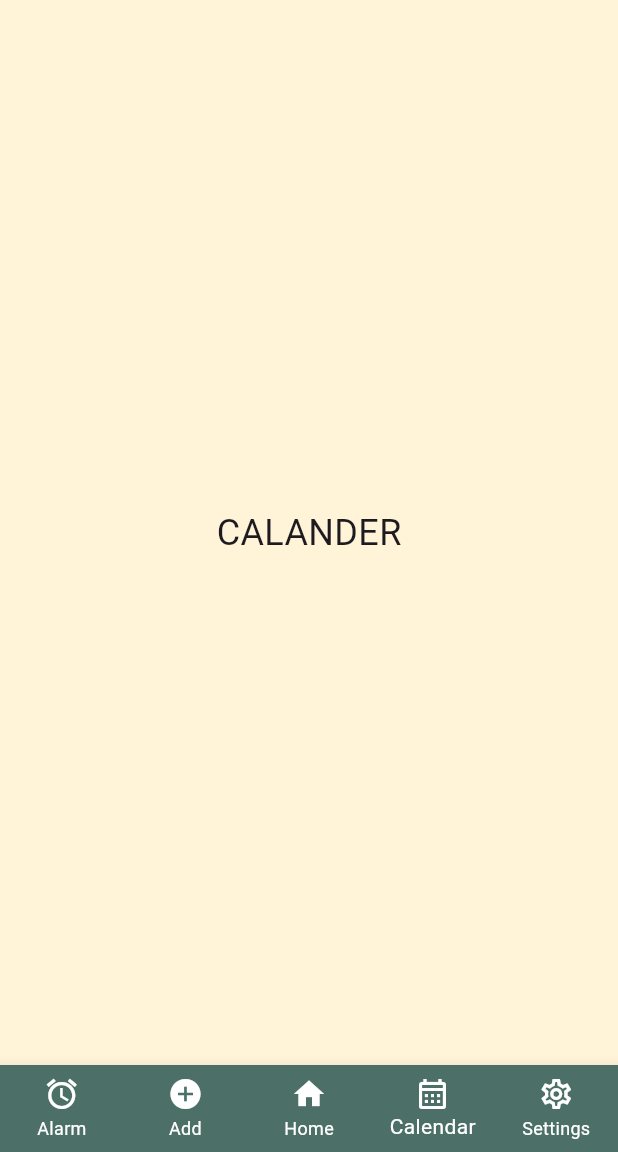
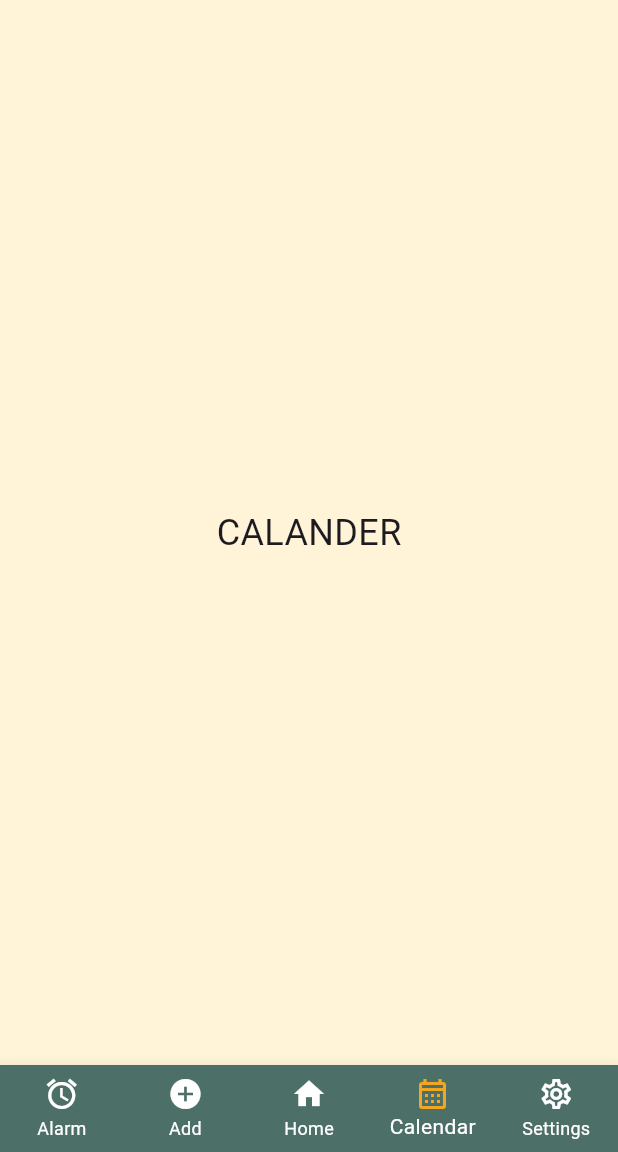
Before and after one commit to gluuabc/Neurodivergent-App-project, a Flutter app: the FourthRoute screen opened directly, on a phone screen of 412 x 824 dp, the part 84-1236 px from its top. Run offline on Flutter 3.47's test engine with Material 3 defaults, Android fonts, the phone set to English and light mode, and no system bars.

Commit message:
Update bar.dart

```diff
--- a/flutter_application_1/lib/bar.dart
+++ b/flutter_application_1/lib/bar.dart
@@ -17,31 +17,44 @@ class CustomBottomBar extends StatelessWidget {
       case 0:
         Navigator.pushReplacement(
           context,
-          MaterialPageRoute(builder: (context) => const FirstRoute(appTitle: 'Neurodivergent App', name:'Timer Track')),
+          MaterialPageRoute(
+            builder: (context) => const FirstRoute(
+              appTitle: 'Neurodivergent App',
+              name: 'Timer Track',
+            ),
+          ),
         );
         break;
       case 1:
         Navigator.pushReplacement(
           context,
-          MaterialPageRoute(builder: (context) => const SecondRoute(appTitle: 'Neurodivergent App')),
+          MaterialPageRoute(
+            builder: (context) => const SecondRoute(appTitle: 'Neurodivergent App'),
+          ),
         );
         break;
       case 2:
         Navigator.pushReplacement(
           context,
-          MaterialPageRoute(builder: (context) => const ThirdRoute(appTitle: 'Neurodivergent App')),
+          MaterialPageRoute(
+            builder: (context) => const ThirdRoute(appTitle: 'Neurodivergent App'),
+          ),
         );
         break;
       case 3:
         Navigator.pushReplacement(
           context,
-          MaterialPageRoute(builder: (context) => const FourthRoute(appTitle: 'Neurodivergent App')),
+          MaterialPageRoute(
+            builder: (context) => const FourthRoute(appTitle: 'Neurodivergent App'),
+          ),
         );
         break;
       case 4:
         Navigator.pushReplacement(
           context,
-          MaterialPageRoute(builder: (context) => const FifthRoute(appTitle: 'Neurodivergent App')),
+          MaterialPageRoute(
+            builder: (context) => const FifthRoute(appTitle: 'Neurodivergent App'),
+          ),
         );
         break;
     }
@@ -53,25 +66,40 @@ class CustomBottomBar extends StatelessWidget {
       type: BottomNavigationBarType.fixed,
       currentIndex: currentIndex,
       onTap: (index) => _onItemTapped(context, index),
-      items: const [
+      items: [
         BottomNavigationBarItem(
-          icon: Icon(Icons.alarm),
+          icon: Icon(
+            Icons.alarm,
+            color: currentIndex == 0 ? const Color.fromARGB(255, 243, 166, 33) : Colors.white,
+          ),
           label: 'Alarm',
         ),
         BottomNavigationBarItem(
-          icon: Icon(Icons.add_circle_outlined),
+          icon: Icon(
+            Icons.add_circle_outlined,
+            color: currentIndex == 1 ? const Color.fromARGB(255, 243, 166, 33): Colors.white,
+          ),
           label: 'Add',
         ),
         BottomNavigationBarItem(
-          icon: Icon(Icons.home),
+          icon: Icon(
+            Icons.home,
+            color: currentIndex == 2 ? const Color.fromARGB(255, 243, 166, 33) : Colors.white,
+          ),
           label: 'Home',
         ),
         BottomNavigationBarItem(
-          icon: Icon(Icons.calendar_month_outlined),
+          icon: Icon(
+            Icons.calendar_month_outlined,
+            color: currentIndex == 3 ? const Color.fromARGB(255, 243, 166, 33) : Colors.white,
+          ),
           label: 'Calendar',
         ),
         BottomNavigationBarItem(
-          icon: Icon(Icons.settings_outlined),
+          icon: Icon(
+            Icons.settings_outlined,
+            color: currentIndex == 4 ? const Color.fromARGB(255, 243, 166, 33) : Colors.white,
+          ),
           label: 'Settings',
         ),
       ],
```
